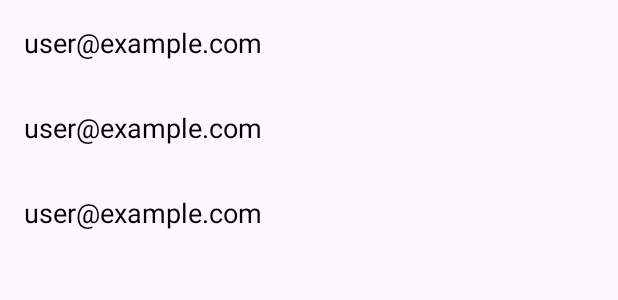
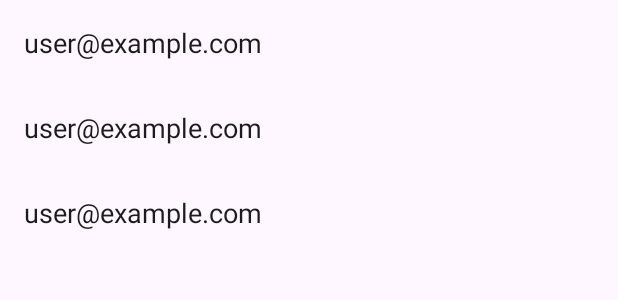
Before and after one commit to Andrey-Khmelevtsov/pigeon, an Android app: the layout activity_user_list.xml on its own in the app's theme, with its tools: preview values and no code run, on a phone screen of 412 x 824 dp. Shown: the top 300 px of the screen. Run offline under Robolectric (Android 15) with nearby library versions, the phone set to English and light mode, and no system bars.

Commit message:
Фаза 10: Вторая тестовая версия - сизый цвет и иконка

```diff
--- a/app/src/main/res/layout/user_list_item.xml
+++ b/app/src/main/res/layout/user_list_item.xml
@@ -11,6 +11,6 @@
         android:layout_height="wrap_content"
         android:text="user@example.com"
         android:textSize="18sp"
-        android:textColor="@android:color/black"/>
+        android:textColor="?android:attr/textColorPrimary"/>
 
 </LinearLayout>
--- a/app/src/main/res/values-night/themes.xml
+++ b/app/src/main/res/values-night/themes.xml
@@ -1,7 +1,10 @@
 <resources xmlns:tools="http://schemas.android.com/tools">
-    <!-- Base application theme. -->
-    <style name="Base.Theme.HybridChat" parent="Theme.Material3.DayNight.NoActionBar">
-        <!-- Customize your dark theme here. -->
-        <!-- <item name="colorPrimary">@color/my_dark_primary</item> -->
+    <style name="Base.Theme.HybridChat" parent="Theme.Material3.Light.NoActionBar">
+
+        <item name="colorPrimary">#606E8C</item>
+        <item name="colorPrimaryVariant">#4a5672</item>
+
     </style>
+
+    <style name="Theme.HybridChat" parent="Base.Theme.HybridChat" />
 </resources>
--- a/app/src/main/res/values/strings.xml
+++ b/app/src/main/res/values/strings.xml
@@ -1,3 +1,3 @@
 <resources>
-    <string name="app_name">HybridChat</string>
+    <string name="app_name">pigeon</string>
 </resources>
--- a/app/src/main/res/values/themes.xml
+++ b/app/src/main/res/values/themes.xml
@@ -1,5 +1,5 @@
 <resources xmlns:tools="http://schemas.android.com/tools">
-    <style name="Base.Theme.HybridChat" parent="Theme.Material3.DayNight.NoActionBar">
+    <style name="Base.Theme.HybridChat" parent="Theme.Material3.Light.NoActionBar">
 
         <item name="colorPrimary">#606E8C</item>
         <item name="colorPrimaryVariant">#4a5672</item>
```
